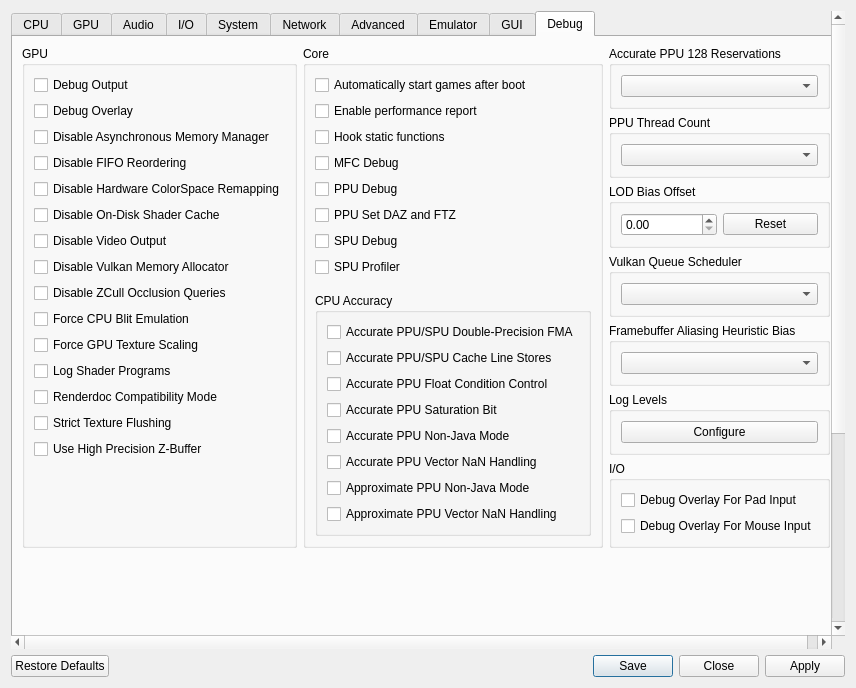
Before: the Qt Designer form rpcs3/rpcs3qt/settings_dialog.ui in RPCS3/rpcs3, drawn with Qt 5.
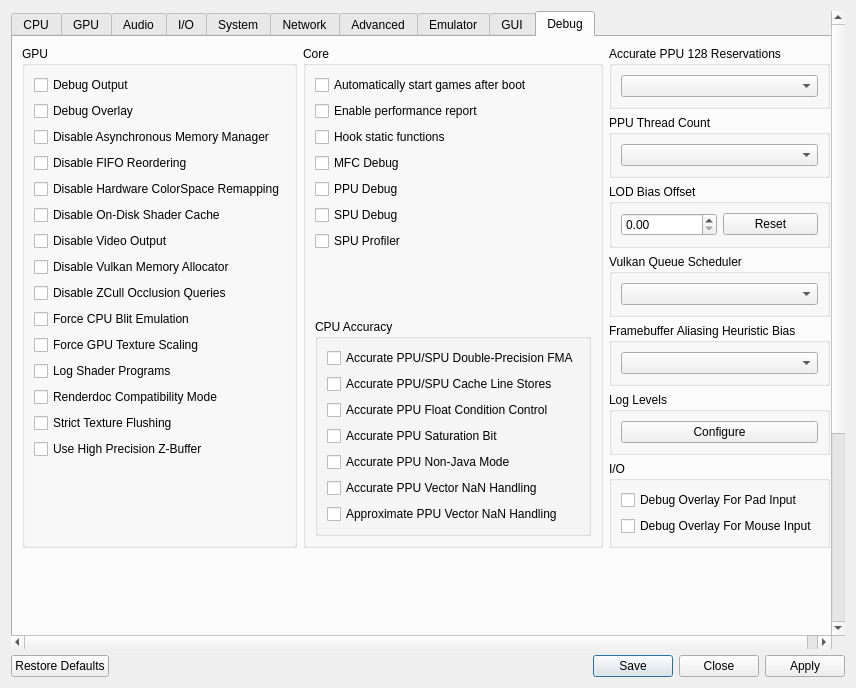
After: the same form once the commit is applied. The open tabs and pages were chosen to show the change. Icons and pictures are not drawn.

```diff
--- a/rpcs3/rpcs3qt/settings_dialog.ui
+++ b/rpcs3/rpcs3qt/settings_dialog.ui
@@ -2491,6 +2491,13 @@
                  </property>
                 </widget>
                </item>
+               <item>
+                <widget class="QCheckBox" name="setDAZandFTZ">
+                 <property name="text">
+                  <string>PPU Set DAZ and FTZ</string>
+                 </property>
+                </widget>
+               </item>
                <item>
                 <widget class="QCheckBox" name="mfcDelayCommand">
                  <property name="text">
@@ -4526,13 +4533,6 @@
                </property>
               </widget>
              </item>
-             <item>
-              <widget class="QCheckBox" name="setDAZandFTZ">
-               <property name="text">
-                <string>PPU Set DAZ and FTZ</string>
-               </property>
-              </widget>
-             </item>
              <item>
               <widget class="QCheckBox" name="spuDebug">
                <property name="text">
@@ -4611,13 +4611,6 @@
                   </property>
                  </widget>
                 </item>
-                <item>
-                 <widget class="QCheckBox" name="ppuNJFixup">
-                  <property name="text">
-                   <string>Approximate PPU Non-Java Mode</string>
-                  </property>
-                 </widget>
-                </item>
                 <item>
                  <widget class="QCheckBox" name="PPUVNANfixup">
                   <property name="text">
```
